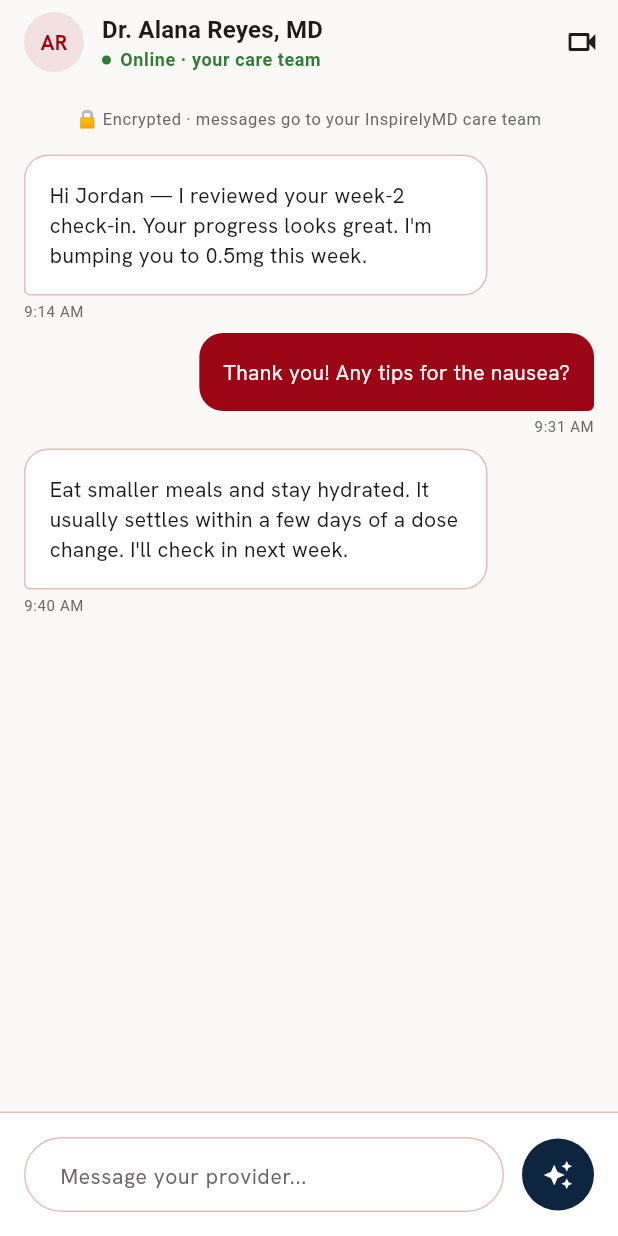
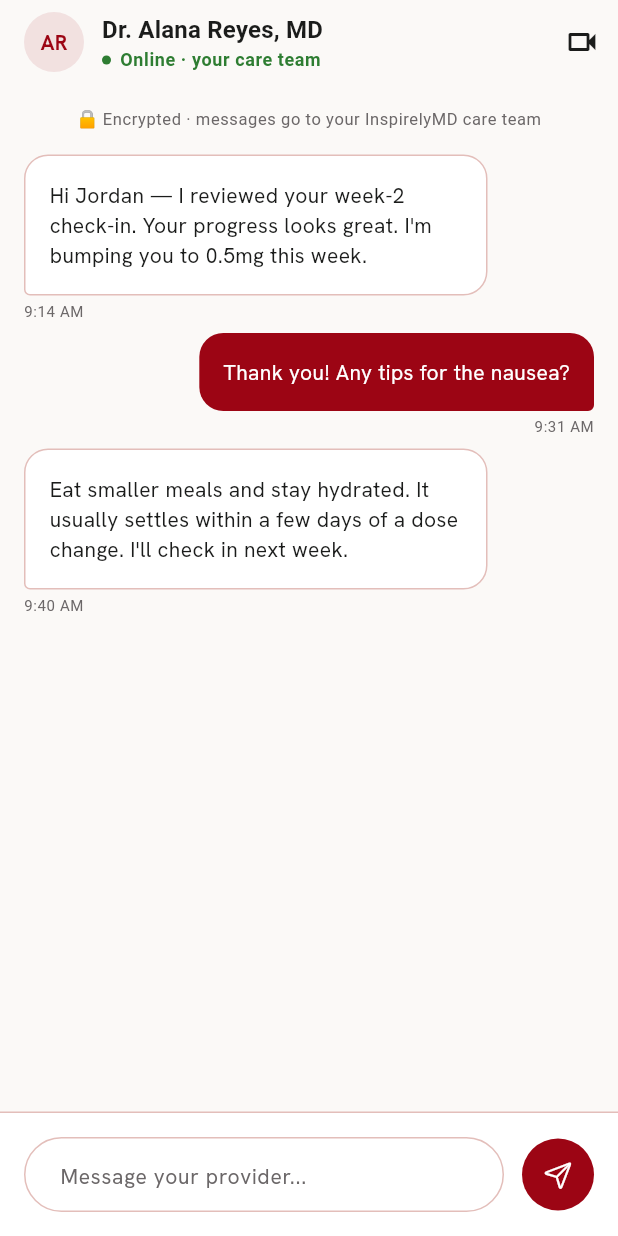
Before and after one commit to Santanu-002/inspirelymd_patient, a Flutter app: the MessagesContent screen opened directly, on a phone screen of 412 x 824 dp. Run offline on Flutter 3.47's test engine with Material 3 defaults, Android fonts, the phone set to English and light mode, and no system bars; our stand-ins replace device_info_plus, dio, equatable, flutter_secure_storage, flutter_svg, fpdart and 9 more; accounts and stored records are empty.

Commit message:
feat: use red clinical background and paperplane icon for chat send button

```diff
--- a/lib/features/dashboard/presentation/widgets/messages_content.dart
+++ b/lib/features/dashboard/presentation/widgets/messages_content.dart
@@ -1,4 +1,5 @@
 import 'package:flutter/material.dart';
+import 'package:flutter/cupertino.dart';
 import 'package:get/get.dart';
 import 'package:inspirelymd_patient/core/constants/app_strings.dart';
 import 'package:inspirelymd_patient/core/theme/color_scheme_extension.dart';
@@ -194,14 +195,14 @@ class MessagesContent extends GetView<MessagesController> {
                     width: 48,
                     height: 48,
                     decoration: BoxDecoration(
-                      color: const Color(
-                        0xFF0D253F,
-                      ), // Dark deep blue circular button
+                      color: theme
+                          .colorScheme
+                          .primary, // Brand clinical red circular button
                       shape: BoxShape.circle,
                     ),
                     child: const Center(
                       child: Icon(
-                        Icons.auto_awesome,
+                        CupertinoIcons.paperplane,
                         color: Colors.white,
                         size: 20,
                       ),
```
Also changed, not shown: screenshot.png.
